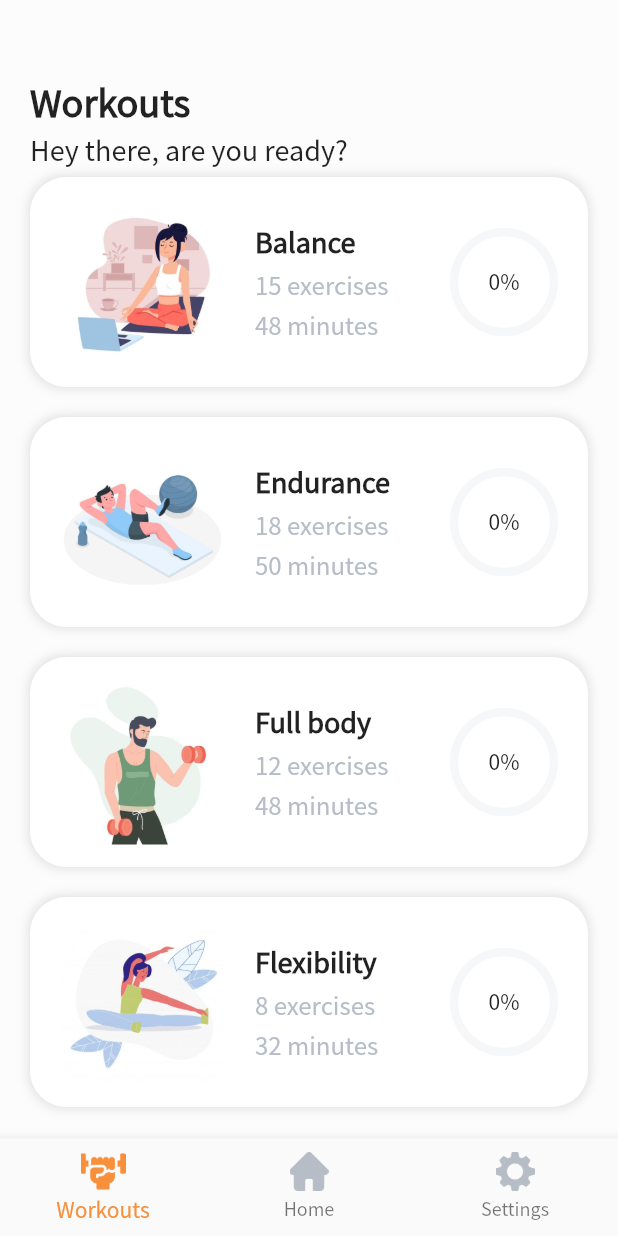
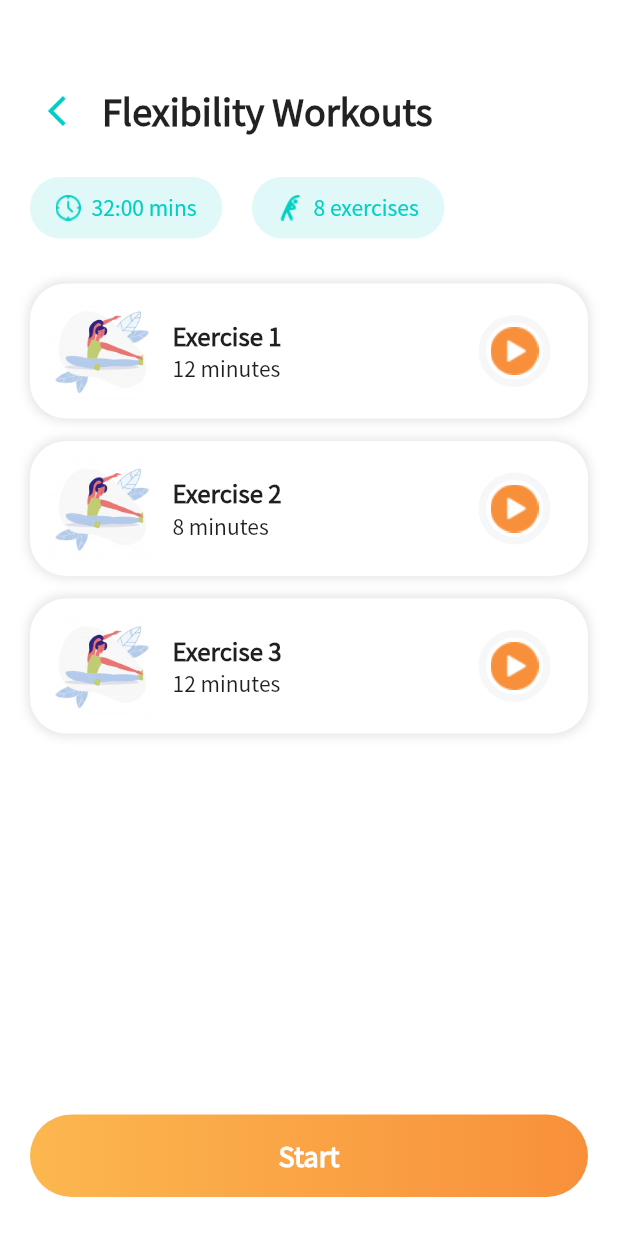
Before and after one commit to irena-grigoryan/fitness_app, a Flutter app: the MainContent screen opened directly, after a tap on "Flexibility", on a phone screen of 412 x 824 dp. Run offline on Flutter 3.47's test engine with Material 2 defaults, Android fonts, the phone set to English and light mode, and no system bars; drawn by our look-alikes of percent_indicator; our stand-ins replace bloc, dots_indicator, equatable, firebase_auth, firebase_core, firebase_storage and 7 more; accounts and stored records are empty.

Commit message:
workout steps screen added

```diff
--- a/lib/core/constants/data_constants.dart
+++ b/lib/core/constants/data_constants.dart
@@ -1,6 +1,7 @@
 import 'package:fitness_app/core/constants/path_constants.dart';
 import 'package:fitness_app/core/constants/text_constants.dart';
 import 'package:fitness_app/data/workouts_data.dart';
+import 'package:fitness_app/data/workouts_details_data.dart';
 
 import 'package:fitness_app/screens/introduction/widget/introduction_content.dart';
 
@@ -53,40 +54,116 @@ class DataConstants {
 
   static final List<WorkoutData> workouts = [
     WorkoutData(
-      id: '0',
+        id: '1',
         title: TextConstants.balanceTitle,
         exercises: TextConstants.balanceExercises,
         minutes: TextConstants.balanceMinutes,
         currentProgress: 0,
         progress: 15,
         image: PathConstants.balance,
+        workoutDetailsList: [
+          WorkoutDetailsData(
+            id: 'exercise1',
+            title: TextConstants.exercise1,
+            minutes: TextConstants.exercise1Minutes,
+            progress: 0,
           ),
+          WorkoutDetailsData(
+            id: 'exercise2',
+            title: TextConstants.exercise2,
+            minutes: TextConstants.exercise2Minutes,
+            progress: 0,
+          ),
+          WorkoutDetailsData(
+            id: 'exercise3',
+            title: TextConstants.exercise3,
+            minutes: TextConstants.exercise3Minutes,
+            progress: 0,
+          ),
+        ]),
     WorkoutData(
-      id: '1',
+        id: '2',
         title: TextConstants.enduranceTitle,
         exercises: TextConstants.enduranceExercises,
         minutes: TextConstants.enduranceMinutes,
         currentProgress: 0,
         progress: 18,
         image: PathConstants.endurance,
+        workoutDetailsList: [
+          WorkoutDetailsData(
+            id: 'exercise1',
+            title: TextConstants.exercise1,
+            minutes: TextConstants.exercise1Minutes,
+            progress: 0,
           ),
+          WorkoutDetailsData(
+            id: 'exercise2',
+            title: TextConstants.exercise2,
+            minutes: TextConstants.exercise2Minutes,
+            progress: 0,
+          ),
+          WorkoutDetailsData(
+            id: 'exercise3',
+            title: TextConstants.exercise3,
+            minutes: TextConstants.exercise3Minutes,
+            progress: 0,
+          ),
+        ]),
     WorkoutData(
-      id: '2',
+        id: '3',
         title: TextConstants.fullBodyTitle,
         exercises: TextConstants.fullBodyExercises,
         minutes: TextConstants.fullBodyMinutes,
         currentProgress: 0,
         progress: 12,
         image: PathConstants.fullBody,
+        workoutDetailsList: [
+          WorkoutDetailsData(
+            id: 'exercise1',
+            title: TextConstants.exercise1,
+            minutes: TextConstants.exercise1Minutes,
+            progress: 0,
           ),
+          WorkoutDetailsData(
+            id: 'exercise2',
+            title: TextConstants.exercise2,
+            minutes: TextConstants.exercise2Minutes,
+            progress: 0,
+          ),
+          WorkoutDetailsData(
+            id: 'exercise3',
+            title: TextConstants.exercise3,
+            minutes: TextConstants.exercise3Minutes,
+            progress: 0,
+          ),
+        ]),
     WorkoutData(
-      id: '3',
+        id: '4',
         title: TextConstants.flexibilityTitle,
         exercises: TextConstants.flexibilityExercises,
         minutes: TextConstants.flexibilityMinutes,
         currentProgress: 0,
         progress: 8,
         image: PathConstants.flexibility,
+        workoutDetailsList: [
+          WorkoutDetailsData(
+            id: 'exercise1',
+            title: TextConstants.exercise1,
+            minutes: TextConstants.exercise1Minutes,
+            progress: 0,
           ),
+          WorkoutDetailsData(
+            id: 'exercise2',
+            title: TextConstants.exercise2,
+            minutes: TextConstants.exercise2Minutes,
+            progress: 0,
+          ),
+          WorkoutDetailsData(
+            id: 'exercise3',
+            title: TextConstants.exercise3,
+            minutes: TextConstants.exercise3Minutes,
+            progress: 0,
+          ),
+        ]),
   ];
 }
--- a/lib/core/constants/path_constants.dart
+++ b/lib/core/constants/path_constants.dart
@@ -41,4 +41,8 @@ class PathConstants {
   static const String endurance = 'assets/images/workouts/endurance.jpg';
   static const String fullBody = 'assets/images/workouts/full_body.jpg';
   static const String flexibility = 'assets/images/workouts/flexibility.jpg';
+
+  // Workout Steps
+  static const String clock = 'assets/icons/workout_steps/ic_clock.png';
+  static const String training = 'assets/icons/workout_steps/ic_training.png';
 }
--- a/lib/core/constants/text_constants.dart
+++ b/lib/core/constants/text_constants.dart
@@ -124,7 +124,7 @@ class TextConstants {
   // Workouts
   static const String balanceTitle = 'Balance';
   static const String balanceExercises = '15';
-  static const String balanceMinutes = '48';
+  static const String balanceMinutes = '32';
 
   static const String enduranceTitle = 'Endurance';
   static const String enduranceExercises = '18';
@@ -141,4 +141,14 @@ class TextConstants {
   static const String exercises = 'exercises';
   static const String minutesLowercase = 'minutes';
   static const String workoutsSubtitle = 'Hey there, are you ready?';
+
+  // Workout Steps screen
+  static const String exercise1 = "Exercise 1";
+  static const int exercise1Minutes = 12;
+
+  static const String exercise2 = "Exercise 2";
+  static const int exercise2Minutes = 8;
+
+  static const String exercise3 = "Exercise 3";
+  static const int exercise3Minutes = 12;
 }
--- a/lib/di/dependency_injections.dart
+++ b/lib/di/dependency_injections.dart
@@ -8,6 +8,7 @@ import 'package:fitness_app/screens/reset_password/reset_password_cubit.dart';
 import 'package:fitness_app/screens/settings/settings_cubit.dart';
 import 'package:fitness_app/screens/update_password/update_password_cubit.dart';
 import 'package:fitness_app/screens/update_profile/update_profile_cubit.dart';
+import 'package:fitness_app/screens/workout_steps/workout_steps_cubit.dart';
 import 'package:fitness_app/screens/workouts/workouts_cubit.dart';
 import 'package:get_it/get_it.dart';
 
@@ -26,4 +27,5 @@ Future<void> init() async {
   sl.registerFactory(() => UpdateProfileCubit());
   sl.registerFactory(() => UpdatePasswordCubit());
   sl.registerFactory(() => NotificationsCubit());
+  sl.registerFactory(() => WorkoutStepsCubit(sl()));
 }
--- /dev/null
+++ b/lib/screens/workout_steps/widget/exercises_list.dart
@@ -0,0 +1,143 @@
+import 'package:fitness_app/core/constants/color_constants.dart';
+import 'package:fitness_app/core/constants/path_constants.dart';
+import 'package:fitness_app/data/workouts_data.dart';
+import 'package:fitness_app/data/workouts_details_data.dart';
+import 'package:fitness_app/screens/workout_steps/workout_steps_cubit.dart';
+import 'package:flutter/material.dart';
+import 'package:flutter_bloc/flutter_bloc.dart';
+import 'package:percent_indicator/circular_percent_indicator.dart';
+
+class ExercisesList extends StatelessWidget {
+  final WorkoutData workout;
+  final List<WorkoutDetailsData> exercises;
+
+  const ExercisesList({required this.exercises, required this.workout});
+
+  @override
+  Widget build(BuildContext context) {
+    return ListView.separated(
+      padding: EdgeInsets.only(top: 10),
+      itemCount: exercises.length,
+      itemBuilder: (context, index) {
+        return ExerciseItem(
+          currentExercise: exercises[index],
+          nextExercise:
+              index == exercises.length - 1 ? null : exercises[index + 1],
+          workout: workout,
+          index: index,
+        );
+      },
+      separatorBuilder: (context, index) {
+        return const SizedBox(height: 15);
+      },
+    );
+  }
+}
+
+class ExerciseItem extends StatelessWidget {
+  final WorkoutData workout;
+  final WorkoutDetailsData currentExercise;
+  final WorkoutDetailsData? nextExercise;
+  final int index;
+
+  const ExerciseItem({
+    required this.currentExercise,
+    required this.workout,
+    required this.nextExercise,
+    required this.index,
+  });
+
+  @override
+  Widget build(BuildContext context) {
+    // final cubit = BlocProvider.of<WorkoutStepsCubit>(context);
+    return BlocBuilder<WorkoutStepsCubit, WorkoutStepsState>(
+      builder: (context, state) {
+        return InkWell(
+          borderRadius: BorderRadius.circular(40),
+          onTap: () {
+            //
+          },
+          child: Container(
+            width: double.infinity,
+            padding:
+                const EdgeInsets.only(left: 10, right: 25, top: 10, bottom: 10),
+            decoration: BoxDecoration(
+              color: ColorConstants.white,
+              borderRadius: BorderRadius.circular(24),
+              boxShadow: [
+                BoxShadow(
+                  color: ColorConstants.textBlack.withOpacity(0.12),
+                  blurRadius: 5.0,
+                  spreadRadius: 1.1,
+                ),
+              ],
+            ),
+            child: Row(
+              children: [
+                _getImage(),
+                const SizedBox(width: 10),
+                Expanded(
+                  child: _getExerciseTextInfo(),
+                ),
+                const SizedBox(width: 10),
+                _getPlayIcon(),
+              ],
+            ),
+          ),
+        );
+      },
+    );
+  }
+
+  Widget _getImage() {
+    return Container(
+      width: 75,
+      height: 70,
+      decoration: BoxDecoration(
+        borderRadius: BorderRadius.circular(5),
+        image: DecorationImage(
+          image: AssetImage(workout.image!),
+          fit: BoxFit.contain,
+        ),
+      ),
+    );
+  }
+
+  Widget _getExerciseTextInfo() {
+    final minutes = "${currentExercise.minutes} minutes";
+    return Column(
+      crossAxisAlignment: CrossAxisAlignment.start,
+      mainAxisAlignment: MainAxisAlignment.center,
+      children: [
+        Text(
+          currentExercise.title!,
+          style: TextStyle(
+            color: ColorConstants.textColor,
+            fontSize: 16,
+            fontWeight: FontWeight.w700,
+          ),
+        ),
+        Text(
+          minutes,
+          style: TextStyle(
+            color: ColorConstants.textBlack,
+            fontSize: 14,
+            fontWeight: FontWeight.w400,
+          ),
+        ),
+      ],
+    );
+  }
+
+  Widget _getPlayIcon() {
+    return CircularPercentIndicator(
+      percent: currentExercise.progress!,
+      progressColor: ColorConstants.mainColor,
+      backgroundColor: ColorConstants.grey.withOpacity(0.12),
+      radius: 24,
+      center: Image(
+        image: AssetImage(PathConstants.play),
+      ),
+    );
+  }
+}
--- /dev/null
+++ b/lib/screens/workout_steps/widget/workout_steps_content.dart
@@ -0,0 +1,97 @@
+import 'package:fitness_app/core/constants/color_constants.dart';
+import 'package:fitness_app/core/constants/path_constants.dart';
+import 'package:fitness_app/core/constants/text_constants.dart';
+import 'package:fitness_app/data/workouts_data.dart';
+import 'package:fitness_app/screens/workout_steps/widget/exercises_list.dart';
+import 'package:fitness_app/screens/workout_steps/widget/workout_steps_info.dart';
+import 'package:flutter/material.dart';
+
+class WorkoutStepsContent extends StatelessWidget {
+  final WorkoutData workout;
+
+  const WorkoutStepsContent({required this.workout});
+
+  @override
+  Widget build(BuildContext context) {
+    return Container(
+      height: double.infinity,
+      width: double.infinity,
+      color: ColorConstants.white,
+      child: _getMainContent(context),
+    );
+  }
+
+  Widget _getMainContent(BuildContext context) {
+    return Column(
+      children: [
+        const SizedBox(height: 50),
+        Expanded(
+          child: Column(
+            crossAxisAlignment: CrossAxisAlignment.start,
+            children: [
+              _getHeader(context),
+              const SizedBox(height: 20),
+              _getWorkoutData(),
+              SizedBox(height: 20),
+              _getExerciseList(),
+            ],
+          ),
+        ),
+      ],
+    );
+  }
+
+  Widget _getHeader(BuildContext context) {
+    return Padding(
+      padding: const EdgeInsets.symmetric(horizontal: 20),
+      child: Row(
+        children: [
+          IconButton(
+              onPressed: () {
+                Navigator.of(context).pop();
+              },
+              icon: Icon(
+                Icons.arrow_back_ios,
+                color: ColorConstants.turquoise,
+              )),
+          Text(
+            workout.title! + " " + TextConstants.workoutsText,
+            style: TextStyle(
+              fontSize: 24,
+              fontWeight: FontWeight.bold,
+            ),
+          ),
+        ],
+      ),
+    );
+  }
+
+  Widget _getWorkoutData() {
+    return Padding(
+      padding: const EdgeInsets.symmetric(horizontal: 10),
+      child: Row(
+        children: [
+          WorkoutStepsInfo(
+            icon: PathConstants.clock,
+            text: "${workout.minutes}:00 mins",
+          ),
+          const SizedBox(width: 10),
+          WorkoutStepsInfo(
+            icon: PathConstants.training,
+            text: "${workout.exercises} ${TextConstants.exercises}",
+          ),
+        ],
+      ),
+    );
+  }
+
+  Widget _getExerciseList() {
+    return Expanded(
+      child: Padding(
+        padding: const EdgeInsets.symmetric(horizontal: 20),
+        child: ExercisesList(
+            exercises: workout.workoutDetailsList!, workout: workout),
+      ),
+    );
+  }
+}
--- /dev/null
+++ b/lib/screens/workout_steps/widget/workout_steps_info.dart
@@ -0,0 +1,32 @@
+import 'package:fitness_app/core/constants/color_constants.dart';
+import 'package:flutter/material.dart';
+
+class WorkoutStepsInfo extends StatelessWidget {
+  final String icon;
+  final String text;
+
+  WorkoutStepsInfo({required this.icon, required this.text});
+
+  @override
+  Widget build(BuildContext context) {
+    return Container(
+      margin: EdgeInsets.only(left: 10),
+      padding: EdgeInsets.symmetric(horizontal: 17, vertical: 10),
+      decoration: BoxDecoration(
+        borderRadius: BorderRadius.circular(20),
+        color: ColorConstants.turquoise.withOpacity(0.12),
+      ),
+      child: Row(
+        children: [
+          Image.asset(icon, height: 17, width: 17, fit: BoxFit.fill),
+          const SizedBox(width: 7),
+          Text(text,
+              style: TextStyle(
+                  color: ColorConstants.turquoise,
+                  fontSize: 14,
+                  fontWeight: FontWeight.w500)),
+        ],
+      ),
+    );
+  }
+}
--- /dev/null
+++ b/lib/screens/workout_steps/workout_steps_cubit.dart
@@ -0,0 +1,10 @@
+import 'package:equatable/equatable.dart';
+import 'package:fitness_app/data/workouts_data.dart';
+import 'package:flutter/material.dart';
+import 'package:flutter_bloc/flutter_bloc.dart';
+
+part 'workout_steps_state.dart';
+
+class WorkoutStepsCubit extends Cubit<WorkoutStepsState> {
+  WorkoutStepsCubit(WorkoutData workout) : super(WorkoutStepsInitialState());
+}
--- /dev/null
+++ b/lib/screens/workout_steps/workout_steps_screen.dart
@@ -0,0 +1,41 @@
+import 'package:fitness_app/data/workouts_data.dart';
+import 'package:fitness_app/screens/workout_steps/widget/workout_steps_content.dart';
+import 'package:fitness_app/screens/workout_steps/workout_steps_cubit.dart';
+import 'package:fitness_app/widgets/app_button.dart';
+import 'package:flutter/material.dart';
+import 'package:flutter_bloc/flutter_bloc.dart';
+// import 'package:fitness_app/di/dependency_injections.dart' as di;
+
+class WorkoutStepsScreen extends StatelessWidget {
+  final WorkoutData workout;
+  WorkoutStepsScreen({required this.workout});
+
+  @override
+  Widget build(BuildContext context) {
+    return _buildContext(context);
+  }
+
+  BlocProvider<WorkoutStepsCubit> _buildContext(BuildContext context) {
+    return BlocProvider<WorkoutStepsCubit>(
+      create: (context) => WorkoutStepsCubit(workout),
+      child: BlocConsumer<WorkoutStepsCubit, WorkoutStepsState>(
+        builder: (context, state) {
+          return Scaffold(
+              floatingActionButtonLocation:
+                  FloatingActionButtonLocation.centerFloat,
+              floatingActionButton: Padding(
+                padding: EdgeInsets.symmetric(horizontal: 20, vertical: 10),
+                child: AppButton(
+                  title: 'Start',
+                  onTap: () {
+                    // action
+                  },
+                ),
+              ),
+              body: WorkoutStepsContent(workout: workout));
+        },
+        listener: (context, state) {},
+      ),
+    );
+  }
+}
--- /dev/null
+++ b/lib/screens/workout_steps/workout_steps_state.dart
@@ -0,0 +1,9 @@
+part of 'workout_steps_cubit.dart';
+
+@immutable
+abstract class WorkoutStepsState extends Equatable {}
+
+class WorkoutStepsInitialState extends WorkoutStepsState {
+  @override
+  List<Object?> get props => [identityHashCode(this)];
+}
--- a/lib/screens/workouts/widget/workouts_item.dart
+++ b/lib/screens/workouts/widget/workouts_item.dart
@@ -12,9 +12,9 @@ class WorkoutsItem extends StatelessWidget {
 
   @override
   Widget build(BuildContext context) {
+    final cubit = BlocProvider.of<WorkoutsCubit>(context);
     final progressPercentage =
         (workoutData.currentProgress! / workoutData.progress!) * 100;
-
     return Container(
       width: double.infinity,
       height: 140,
@@ -36,7 +36,7 @@ class WorkoutsItem extends StatelessWidget {
             return InkWell(
               borderRadius: BorderRadius.circular(24),
               onTap: () {
-                //navigate
+                cubit.selectWorkout(workoutData);
               },
               child: Container(
                 padding:
--- a/lib/screens/workouts/workouts_cubit.dart
+++ b/lib/screens/workouts/workouts_cubit.dart
@@ -1,9 +1,14 @@
 import 'package:bloc/bloc.dart';
 import 'package:equatable/equatable.dart';
+import 'package:fitness_app/data/workouts_data.dart';
 import 'package:flutter/material.dart';
 
 part 'workouts_state.dart';
 
 class WorkoutsCubit extends Cubit<WorkoutsState> {
   WorkoutsCubit() : super(WorkoutsInitialState());
+
+  selectWorkout(workout) {
+    emit(WorkoutsOnSelectState(workout: workout));
+  }
 }
--- a/lib/screens/workouts/workouts_screen.dart
+++ b/lib/screens/workouts/workouts_screen.dart
@@ -1,3 +1,4 @@
+import 'package:fitness_app/screens/workout_steps/workout_steps_screen.dart';
 import 'package:fitness_app/screens/workouts/widget/workouts_content.dart';
 import 'package:fitness_app/screens/workouts/workouts_cubit.dart';
 import 'package:flutter/material.dart';
@@ -17,7 +18,15 @@ class _WorkoutsScreenState extends State<WorkoutsScreen> {
     return BlocProvider<WorkoutsCubit>(
       create: (context) => di.sl(),
       child: BlocConsumer<WorkoutsCubit, WorkoutsState>(
-        listener: (context, state) {},
+        listener: (context, state) {
+          if (state is WorkoutsOnSelectState) {
+            Navigator.of(context, rootNavigator: true).push(
+              MaterialPageRoute(
+                builder: (_) => WorkoutStepsScreen(workout: state.workout),
+              ),
+            );
+          }
+        },
         builder: (context, state) {
           return const WorkoutsContent();
         },
--- a/lib/screens/workouts/workouts_state.dart
+++ b/lib/screens/workouts/workouts_state.dart
@@ -7,3 +7,12 @@ class WorkoutsInitialState extends WorkoutsState {
   @override
   List<Object?> get props => [identityHashCode(this)];
 }
+
+class WorkoutsOnSelectState extends WorkoutsState {
+  final WorkoutData workout;
+
+  WorkoutsOnSelectState({required this.workout});
+
+  @override
+  List<Object?> get props => [identityHashCode(this)];
+}
--- a/pubspec.yaml
+++ b/pubspec.yaml
@@ -111,6 +111,7 @@ flutter:
     - assets/icons/settings/
     - assets/icons/update_profile/
     - assets/images/workouts/
+    - assets/icons/workout_steps/
 
   # An image asset can refer to one or more resolution-specific "variants", see
   # https://flutter.dev/assets-and-images/#resolution-aware
```
Also changed, not shown: assets/icons/workout_steps/ic_clock.png (added), assets/icons/workout_steps/ic_training.png (added). Lines whose indentation alone changed are shown as unchanged.
